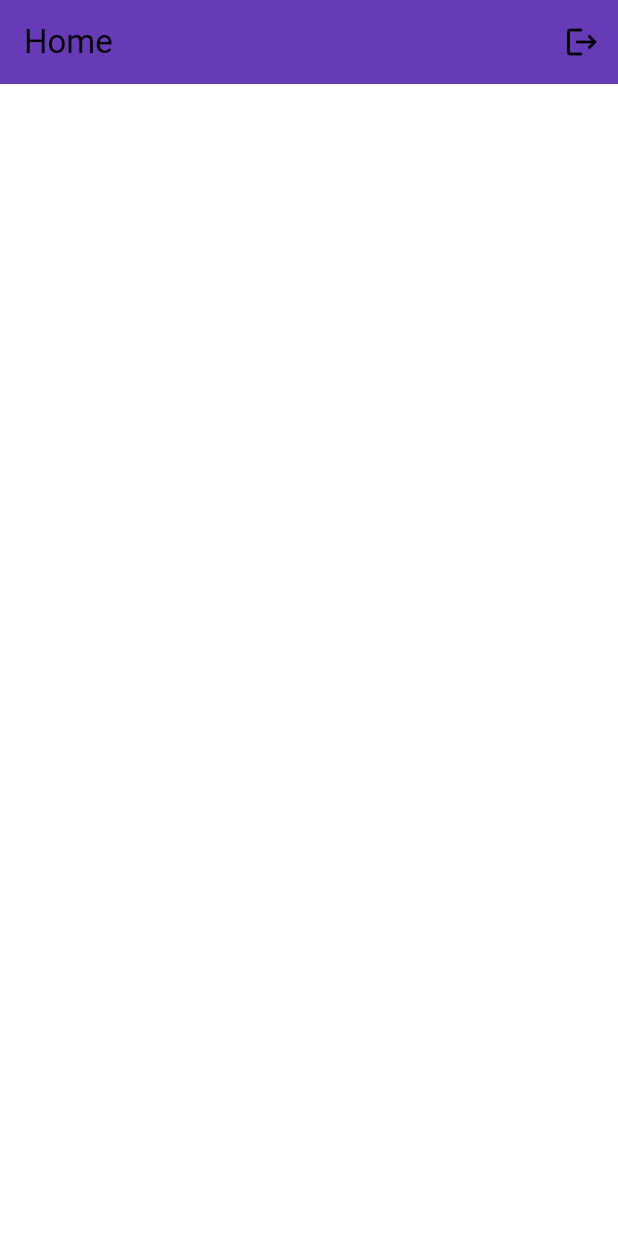
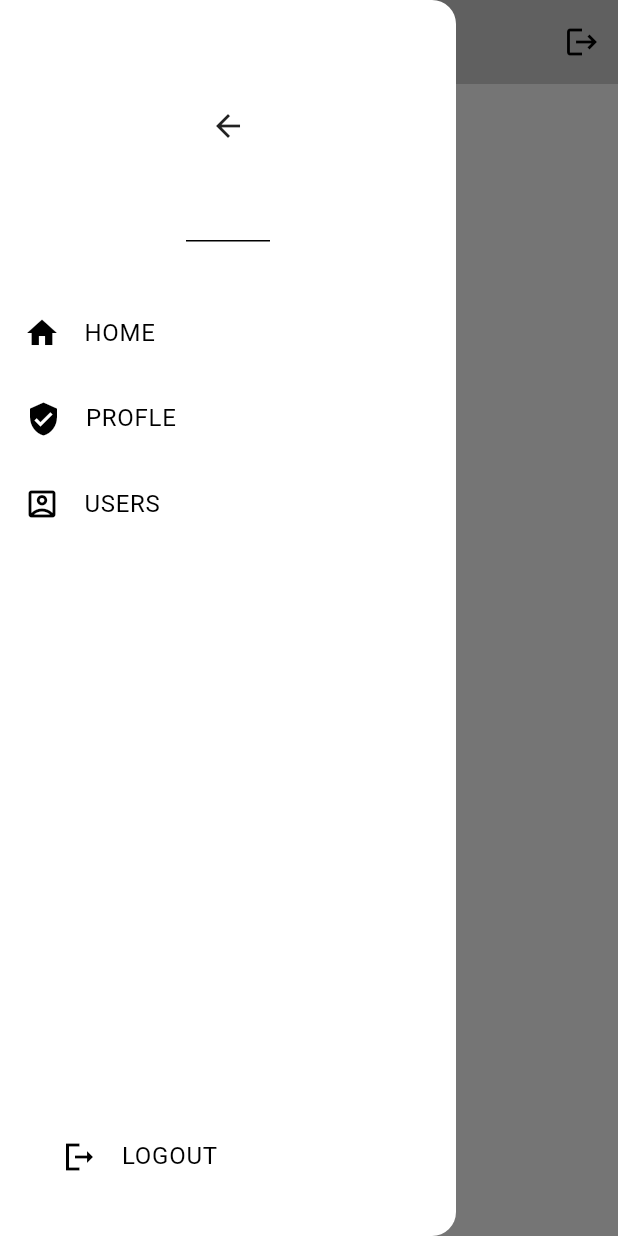
Before and after one commit to aneeshcodes03/SMAPP, a Flutter app: the screen it shows once a user with an empty profile is signed in, with the side drawer open (before the commit the screen has no drawer), on a phone screen of 412 x 824 dp. Run offline on Flutter 3.47's test engine with Material 3 defaults, Android fonts, the phone set to English and light mode, and no system bars; our stand-ins replace firebase_auth, firebase_core; accounts and stored records are empty.

Commit message:
Drawer added

```diff
--- a/lib/Pages/HomePage.dart
+++ b/lib/Pages/HomePage.dart
@@ -1,6 +1,7 @@
 import 'package:firebase_auth/firebase_auth.dart';
 import 'package:firebase_core/firebase_core.dart';
 import 'package:flutter/material.dart';
+import 'package:smapp/components/my_drawer.dart';
 
 class Homepage extends StatelessWidget {
   const Homepage({super.key});
@@ -12,10 +13,12 @@ class Homepage extends StatelessWidget {
   Widget build(BuildContext context) {
     return Scaffold(
       appBar: AppBar(
-        title: Text("Home"),
-        backgroundColor: Colors.deepPurple,
+        title: Center(child: Text("Home")),
+        backgroundColor: Theme.of(context).colorScheme.inversePrimary,
+        elevation: 1,
         actions: [IconButton(onPressed: logout, icon: Icon(Icons.logout))],
       ),
+      drawer: MyDrawer(),
     );
   }
 }
--- /dev/null
+++ b/lib/components/my_drawer.dart
@@ -0,0 +1,76 @@
+import 'package:firebase_auth/firebase_auth.dart';
+import 'package:firebase_core/firebase_core.dart';
+import 'package:flutter/material.dart';
+import 'package:smapp/Pages/profile_page.dart';
+import 'package:smapp/Pages/users_page.dart';
+
+class MyDrawer extends StatelessWidget {
+  const MyDrawer({super.key});
+  void logout() {
+    FirebaseAuth.instance.signOut();
+  }
+
+  @override
+  Widget build(BuildContext context) {
+    return Drawer(
+      backgroundColor: Theme.of(context).colorScheme.surface,
+      child: Column(
+        mainAxisAlignment: MainAxisAlignment.spaceBetween,
+        children: [
+          Column(
+            children: [
+              // drawer header
+              DrawerHeader(child: Icon(Icons.arrow_back)),
+              const SizedBox(height: 25),
+              // home tile
+              ListTile(
+                leading: Icon(Icons.home),
+                title: Text("HOME"),
+                onTap: () {
+                  Navigator.pop(context);
+                },
+              ),
+              // profile tile
+              Padding(
+                padding: EdgeInsets.all(1),
+                child: ListTile(
+                  leading: Icon(Icons.verified_user),
+                  title: Text("PROFLE"),
+                  onTap: () {
+                    Navigator.push(
+                      context,
+                      MaterialPageRoute(builder: (context) => ProfilePage()),
+                    );
+                  },
+                ),
+              ),
+
+              // users tile
+              ListTile(
+                leading: Icon(Icons.account_box_outlined),
+                title: Text("USERS"),
+                onTap: () {
+                  Navigator.push(
+                    context,
+                    MaterialPageRoute(builder: (context) => UsersPage()),
+                  );
+                },
+              ),
+            ],
+          ),
+
+          Padding(
+            padding: const EdgeInsets.only(left: 25, bottom: 25),
+            child: ListTile(
+              leading: Icon(Icons.logout_sharp),
+              title: Text("LOGOUT"),
+              onTap: () {
+                logout();
+              },
+            ),
+          ),
+        ],
+      ),
+    );
+  }
+}
--- a/lib/themes/light_mode.dart
+++ b/lib/themes/light_mode.dart
@@ -6,7 +6,7 @@ ThemeData lightmode = ThemeData(
     surface: Colors.white,
     primary: const Color.fromARGB(255, 153, 153, 153),
     secondary: Colors.white,
-    inversePrimary: const Color.fromARGB(255, 35, 35, 35),
+    inversePrimary: const Color.fromARGB(255, 213, 213, 213),
   ),
   textTheme: ThemeData.light().textTheme.apply(
     bodyColor: const Color.fromARGB(255, 0, 0, 0),
```
Also changed, not shown: lib/Pages/profile_page.dart (added, +16 -0 lines), lib/Pages/users_page.dart (added, +16 -0 lines).
